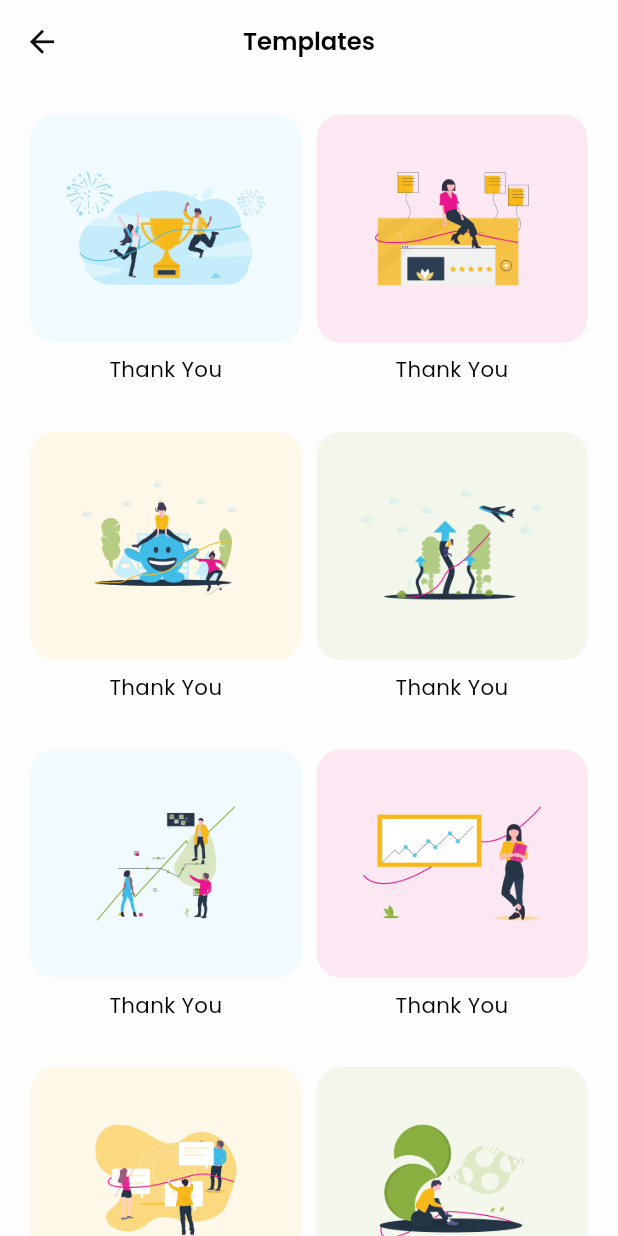
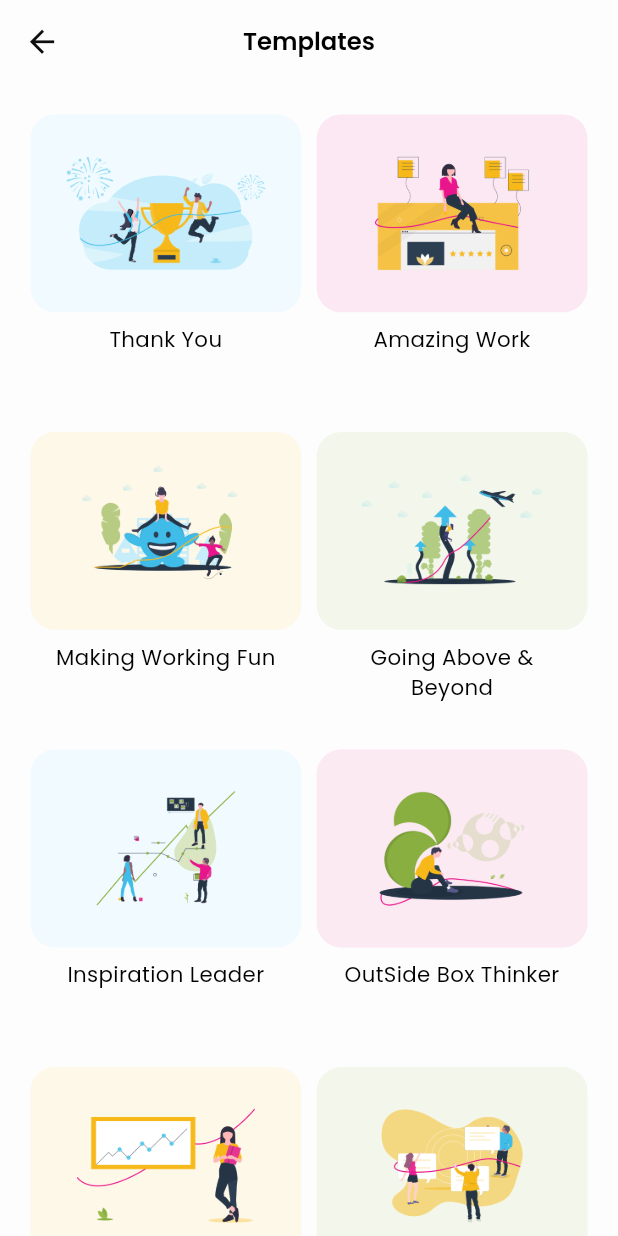
Before and after one commit to priyankadharamsoth/Praise-Employee-App, a Flutter app: the PraisesScreen screen opened by its route, after a tap on the "edit" icon, on a phone screen of 412 x 824 dp. Run offline on Flutter 3.47's test engine with Material 2 defaults, Android fonts, the phone set to English and light mode, and no system bars; our stand-ins replace auto_route, cached_network_image, connectivity_plus, dio, flutter_riverpod, flutter_screenutil and 7 more; missing offline and left inert: flutter_loggy_dio; accounts and stored records are empty; generated files the repository leaves out were written again.

Commit message:
Added Praise employee screen

```diff
--- /dev/null
+++ b/lib/presentation/providers/praise_employee/praise_employee_provider.dart
@@ -0,0 +1,56 @@
+import 'package:flutter/material.dart';
+
+import '../../../core/utils/assets_gen/assets.gen.dart';
+import '../../../core/utils/styles/colors/ui_colors_light.dart';
+
+class PraiseTeamplate {
+  final String templateName;
+  final String templateImageUrl;
+  final Color templateBackgroundColor;
+
+  const PraiseTeamplate(
+      this.templateName, this.templateImageUrl, this.templateBackgroundColor);
+}
+
+List<PraiseTeamplate> praiseTemplatesList = [
+  PraiseTeamplate(
+    "Thank You",
+    Assets.images.thankYou.path,
+    UIColorsLight().templateColors[0],
+  ),
+  PraiseTeamplate(
+    "Amazing Work",
+    Assets.images.amazing.path,
+    UIColorsLight().templateColors[1],
+  ),
+  PraiseTeamplate(
+    "Making Working Fun",
+    Assets.images.makeWorkFun.path,
+    UIColorsLight().templateColors[2],
+  ),
+  PraiseTeamplate(
+    "Going Above & Beyond",
+    Assets.images.goingAboveBeyond.path,
+    UIColorsLight().templateColors[3],
+  ),
+  PraiseTeamplate(
+    "Inspiration Leader",
+    Assets.images.inspirationLeader.path,
+    UIColorsLight().templateColors[0],
+  ),
+  PraiseTeamplate(
+    "OutSide Box Thinker",
+    Assets.images.outsideTheBox.path,
+    UIColorsLight().templateColors[1],
+  ),
+  PraiseTeamplate(
+    "Great Presentation",
+    Assets.images.greatPresentation.path,
+    UIColorsLight().templateColors[2],
+  ),
+  PraiseTeamplate(
+    "Team Player",
+    Assets.images.teamPlayer.path,
+    UIColorsLight().templateColors[3],
+  ),
+];
--- a/lib/presentation/ui/screens/landing/screens/praises/praises_screen.dart
+++ b/lib/presentation/ui/screens/landing/screens/praises/praises_screen.dart
@@ -3,10 +3,10 @@ import 'package:flutter/material.dart';
 import 'package:flutter_riverpod/flutter_riverpod.dart';
 
 import '../../../../../../core/router/app_router.dart';
-import '../../../../../../core/utils/assets_gen/assets.gen.dart';
 import '../../../../../../core/utils/styles/colors/ui_colors_light.dart';
 import '../../../../../../core/utils/styles/dimensions/ui_dimensions.dart';
 import '../../../../../providers/core/router_provider.dart';
+import '../../../../../providers/praise_employee/praise_employee_provider.dart';
 import '../../../../widgets/custom_text.dart';
 import 'widgets/template_tile.dart';
 
@@ -21,25 +21,18 @@ class PraisesScreen extends ConsumerWidget {
         title: const CustomText.titleLarge("Praises"),
         centerTitle: true,
       ),
-      body: GridView.count(
+      body: GridView.builder(
+        gridDelegate: SliverGridDelegateWithFixedCrossAxisCount(
+            crossAxisCount: 2,
+            crossAxisSpacing: UIDimensions.height(10),
+            mainAxisSpacing: UIDimensions.width(10),
+            childAspectRatio: 0.9),
         primary: false,
         padding: UIDimensions.allPaddingGeometry(20),
-        crossAxisSpacing: UIDimensions.height(10),
-        mainAxisSpacing: UIDimensions.width(10),
-        childAspectRatio: 0.9,
-        crossAxisCount: 2,
-        children: <Widget>[
-          TemplateTile(imageUrl: Assets.images.thankYou.path, index: 0),
-          TemplateTile(imageUrl: Assets.images.amazing.path, index: 1),
-          TemplateTile(imageUrl: Assets.images.makeWorkFun.path, index: 2),
-          TemplateTile(imageUrl: Assets.images.goingAboveBeyond.path, index: 3),
-          TemplateTile(
-              imageUrl: Assets.images.inspirationLeader.path, index: 0),
-          TemplateTile(
-              imageUrl: Assets.images.greatPresentation.path, index: 1),
-          TemplateTile(imageUrl: Assets.images.teamPlayer.path, index: 2),
-          TemplateTile(imageUrl: Assets.images.outsideTheBox.path, index: 3),
-        ],
+        itemCount: praiseTemplatesList.length,
+        itemBuilder: (context, index) {
+          return TemplateTile(praiseTeamplate: praiseTemplatesList[index]);
+        },
       ),
       floatingActionButton: FloatingActionButton(
         onPressed: () {
--- a/lib/presentation/ui/screens/landing/screens/praises/widgets/template_tile.dart
+++ b/lib/presentation/ui/screens/landing/screens/praises/widgets/template_tile.dart
@@ -1,38 +1,44 @@
 import 'package:flutter/material.dart';
+import 'package:flutter_riverpod/flutter_riverpod.dart';
 import 'package:flutter_screenutil/flutter_screenutil.dart';
 
+import '../../../../../../../core/router/app_router.dart';
 import '../../../../../../../core/utils/extensions/context_extension.dart';
-import '../../../../../../../core/utils/styles/colors/ui_colors_light.dart';
 import '../../../../../../../core/utils/styles/dimensions/ui_dimensions.dart';
+import '../../../../../../providers/core/router_provider.dart';
+import '../../../../../../providers/praise_employee/praise_employee_provider.dart';
 import '../../../../../widgets/custom_text.dart';
 
-class TemplateTile extends StatelessWidget {
-  final int index;
-  final String imageUrl;
-  const TemplateTile({super.key, required this.imageUrl, required this.index});
+class TemplateTile extends ConsumerWidget {
+  final PraiseTeamplate praiseTeamplate;
+  const TemplateTile({super.key, required this.praiseTeamplate});
 
   @override
-  Widget build(BuildContext context) {
-    List<Color> colors = UIColorsLight().templateColors;
+  Widget build(BuildContext context, WidgetRef ref) {
     return Column(
       mainAxisSize: MainAxisSize.min,
       children: [
-        Container(
-          height: 150.h,
-          decoration: BoxDecoration(
-            borderRadius:
-                BorderRadius.all(Radius.circular(UIDimensions.cardR16)),
-            color: colors[index],
-            image: DecorationImage(
-              image: AssetImage(imageUrl),
+        InkWell(
+          onTap: () => ref
+              .read(appRouterProvider)
+              .push(PraiseEmployeeRoute(praiseTeamplate: praiseTeamplate)),
+          child: Container(
+            height: 130.h,
+            decoration: BoxDecoration(
+              borderRadius:
+                  BorderRadius.all(Radius.circular(UIDimensions.cardR16)),
+              color: praiseTeamplate.templateBackgroundColor,
+              image: DecorationImage(
+                image: AssetImage(praiseTeamplate.templateImageUrl),
+              ),
             ),
           ),
         ),
         UIDimensions.verticalSpaceSmall,
         SizedBox(
             width: context.screenWidth * 0.4,
-            child: const CustomText.bodyMedium(
-              "Thank You ",
+            child: CustomText.bodyMedium(
+              praiseTeamplate.templateName,
               maxLines: 2,
               textAlign: TextAlign.center,
             )),
--- a/lib/presentation/ui/screens/praise/praise_template_screen.dart
+++ b/lib/presentation/ui/screens/praise/praise_template_screen.dart
@@ -1,7 +1,7 @@
 import 'package:auto_route/auto_route.dart';
 import 'package:flutter/material.dart';
-import '../../../../core/utils/assets_gen/assets.gen.dart';
 import '../../../../core/utils/styles/dimensions/ui_dimensions.dart';
+import '../../../providers/praise_employee/praise_employee_provider.dart';
 import '../../widgets/custom_text.dart';
 import '../landing/screens/praises/widgets/template_tile.dart';
 
@@ -20,25 +20,19 @@ class PraiseTemplateScreen extends StatelessWidget {
           onTap: () => context.popRoute(),
         ),
       ),
-      body: GridView.count(
+      body: GridView.builder(
+        gridDelegate: SliverGridDelegateWithFixedCrossAxisCount(
+          crossAxisCount: 2,
+          crossAxisSpacing: UIDimensions.height(10),
+          mainAxisSpacing: UIDimensions.width(10),
+          childAspectRatio: 0.9,
+        ),
         primary: false,
         padding: UIDimensions.allPaddingGeometry(20),
-        crossAxisSpacing: UIDimensions.height(10),
-        mainAxisSpacing: UIDimensions.width(10),
-        childAspectRatio: 0.9,
-        crossAxisCount: 2,
-        children: <Widget>[
-          TemplateTile(imageUrl: Assets.images.thankYou.path, index: 0),
-          TemplateTile(imageUrl: Assets.images.amazing.path, index: 1),
-          TemplateTile(imageUrl: Assets.images.makeWorkFun.path, index: 2),
-          TemplateTile(imageUrl: Assets.images.goingAboveBeyond.path, index: 3),
-          TemplateTile(
-              imageUrl: Assets.images.inspirationLeader.path, index: 0),
-          TemplateTile(
-              imageUrl: Assets.images.greatPresentation.path, index: 1),
-          TemplateTile(imageUrl: Assets.images.teamPlayer.path, index: 2),
-          TemplateTile(imageUrl: Assets.images.outsideTheBox.path, index: 3),
-        ],
+        itemCount: praiseTemplatesList.length,
+        itemBuilder: (context, index) {
+          return TemplateTile(praiseTeamplate: praiseTemplatesList[index]);
+        },
       ),
     );
   }
```
Also changed, not shown: lib/core/router/app_router.dart (+13 -0 lines), lib/presentation/ui/modals/bottom_sheets/bottom_sheet_factory.dart (+15 -0 lines), lib/presentation/ui/modals/bottom_sheets/custom_bottom_sheet.dart (added, +25 -0 lines), lib/presentation/ui/modals/bottom_sheets/praise/praise_bottom_sheet.dart (added, +62 -0 lines), lib/presentation/ui/screens/praise_employee/praise_employee_screen.dart (added, +242 -0 lines), lib/presentation/ui/widgets/custom_appbar.dart (added, +35 -0 lines).
